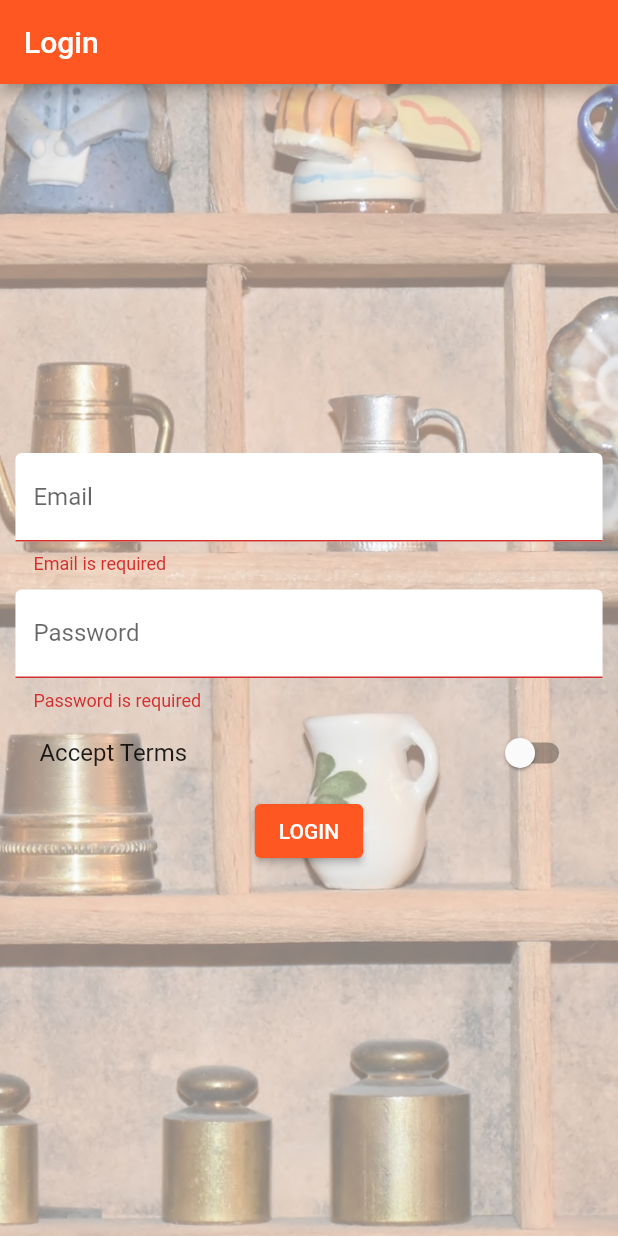
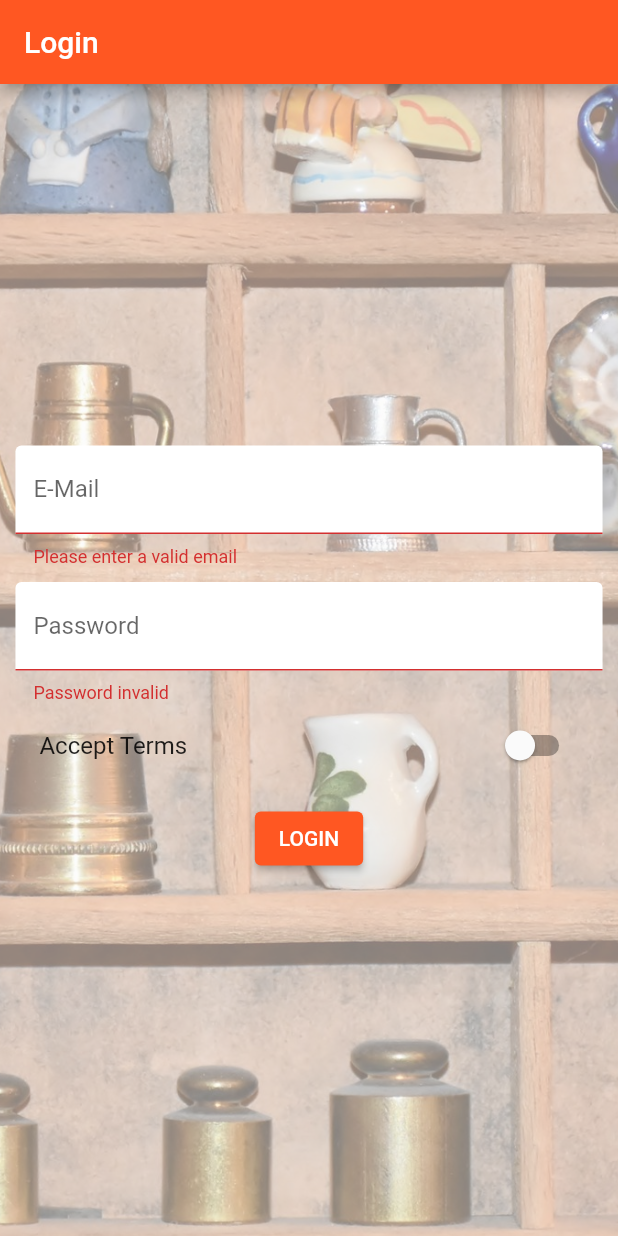
Before and after one commit to manojphaju/Flutter_EasyList, a Flutter app: the screen it shows after launch, after a tap on "LOGIN", on a phone screen of 412 x 824 dp. Run offline on Flutter 3.47's test engine with Material 2 defaults, Android fonts, the phone set to English and light mode, and no system bars.

Commit message:
end of section 10 - Improving the app

```diff
--- a/lib/main.dart
+++ b/lib/main.dart
@@ -1,7 +1,7 @@
 import 'package:flutter/cupertino.dart';
 import 'package:flutter/material.dart';
-import 'package:flutter_course/pages/auth.dart';
 
+import './pages/auth.dart';
 import './pages/products_admin.dart';
 import './pages/product.dart';
 import './pages/products.dart';
--- a/lib/pages/auth.dart
+++ b/lib/pages/auth.dart
@@ -1,4 +1,3 @@
-import 'package:flutter/cupertino.dart';
 import 'package:flutter/material.dart';
 
 class AuthPage extends StatefulWidget {
@@ -9,13 +8,14 @@ class AuthPage extends StatefulWidget {
 }
 
 class _AuthPageState extends State<AuthPage> {
-  String email;
-  String password;
-  bool acceptTerms = false;
+  final Map<String, dynamic> _formData = {
+    'email': null,
+    'password': null,
+    'acceptTerms': false
+  };
+  final GlobalKey<FormState> _formKey = GlobalKey<FormState>();
 
-  GlobalKey<FormState> _formKey = GlobalKey<FormState>();
-
-  DecorationImage _buildDecorationImage() {
+  DecorationImage _buildBackgroundImage() {
     return DecorationImage(
       fit: BoxFit.cover,
       colorFilter:
@@ -27,20 +27,18 @@ class _AuthPageState extends State<AuthPage> {
   Widget _buildEmailTextField() {
     return TextFormField(
       decoration: InputDecoration(
-          labelText: 'Email', filled: true, fillColor: Colors.white),
+          labelText: 'E-Mail', filled: true, fillColor: Colors.white),
       keyboardType: TextInputType.emailAddress,
       validator: (String value) {
-        if (value.isEmpty)
-          return 'Email is required';
-        else
+        if (value.isEmpty ||
+            !RegExp(r"[a-z0-9!#$%&'*+/=?^_`{|}~-]+(?:\.[a-z0-9!#$%&'*+/=?^_`{|}~-]+)*@(?:[a-z0-9](?:[a-z0-9-]*[a-z0-9])?\.)+[a-z0-9](?:[a-z0-9-]*[a-z0-9])?")
+                .hasMatch(value)) {
+          return 'Please enter a valid email';
+        } else
           return null;
       },
       onSaved: (String value) {
-        setState(
-          () {
-            email = value;
-          },
-        );
+        _formData['email'] = value;
       },
     );
   }
@@ -48,33 +46,26 @@ class _AuthPageState extends State<AuthPage> {
   Widget _buildPasswordTextField() {
     return TextFormField(
       decoration: InputDecoration(
-        labelText: 'Password',
-        filled: true,
-        fillColor: Colors.white,
-      ),
+          labelText: 'Password', filled: true, fillColor: Colors.white),
       obscureText: true,
       validator: (String value) {
-        if (value.isEmpty)
-          return 'Password is required';
-        else
+        if (value.isEmpty || value.length < 6) {
+          return 'Password invalid';
+        } else
           return null;
       },
       onSaved: (String value) {
-        setState(
-          () {
-            password = value;
-          },
-        );
+        _formData['password'] = value;
       },
     );
   }
 
-  Widget _buildSwitchListTile() {
+  Widget _buildAcceptSwitch() {
     return SwitchListTile(
-      value: acceptTerms,
+      value: _formData['acceptTerms'],
       onChanged: (bool value) {
         setState(() {
-          acceptTerms = value;
+          _formData['acceptTerms'] = value;
         });
       },
       title: Text('Accept Terms'),
@@ -82,40 +73,47 @@ class _AuthPageState extends State<AuthPage> {
   }
 
   void _submitForm() {
-    if (!_formKey.currentState.validate()) {
+    if (!_formKey.currentState.validate() || !_formData['acceptTerms']) {
       return;
     }
     _formKey.currentState.save();
-    Navigator.pushReplacementNamed(context, '/productPage');
+    print(_formData);
+    Navigator.pushReplacementNamed(context, '/products');
   }
 
   @override
   Widget build(BuildContext context) {
     final double deviceWidth = MediaQuery.of(context).size.width;
-    final double targetWidth = deviceWidth > 768.0 ? 500.0 : deviceWidth * 0.95;
-
+    final double targetWidth = deviceWidth > 550.0 ? 500.0 : deviceWidth * 0.95;
     return Scaffold(
       appBar: AppBar(
         title: Text('Login'),
       ),
-      body: Form(
-        key: _formKey,
-        child: Container(
-          padding: EdgeInsets.all(10.0),
-          decoration: BoxDecoration(image: _buildDecorationImage()),
-          child: Center(
-            child: SingleChildScrollView(
-              child: Container(
-                width: targetWidth,
+      body: Container(
+        decoration: BoxDecoration(
+          image: _buildBackgroundImage(),
+        ),
+        padding: EdgeInsets.all(10.0),
+        child: Center(
+          child: SingleChildScrollView(
+            child: Container(
+              width: targetWidth,
+              child: Form(
+                key: _formKey,
                 child: Column(
-                  children: [
+                  children: <Widget>[
                     _buildEmailTextField(),
-                    SizedBox(height: 10.0),
+                    SizedBox(
+                      height: 10.0,
+                    ),
                     _buildPasswordTextField(),
-                    _buildSwitchListTile(),
+                    _buildAcceptSwitch(),
+                    SizedBox(
+                      height: 10.0,
+                    ),
                     ElevatedButton(
+                      child: Text('LOGIN'),
                       onPressed: _submitForm,
-                      child: Text('LOGIN'),
                     ),
                   ],
                 ),
--- a/lib/pages/products_admin.dart
+++ b/lib/pages/products_admin.dart
@@ -60,7 +60,7 @@ class ProductsAdminPage extends StatelessWidget {
         body: TabBarView(
           children: [
             ProductEditPage(addProduct: addProduct),
-            ProductListPage(products, updateProduct)
+            ProductListPage(products, updateProduct, deleteProduct)
           ],
         ),
       ),
```
Also changed, not shown: lib/pages/product_edit.dart (+20 -20 lines), lib/pages/product_list.dart (+33 -9 lines).
